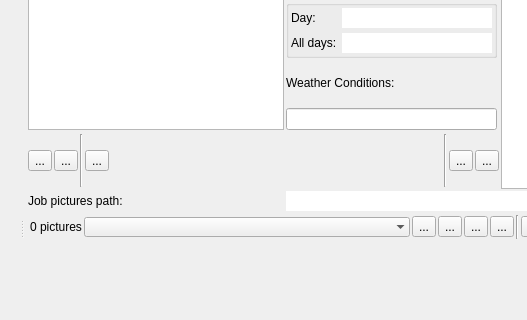
First picture: the form in VivenciaManager3/mainwindow.ui, repository vivencia/VivenciaManager3, before the edit; both pictures show x 185 to 712 and y 130 to 450 of the 890 by 700 pixel window.
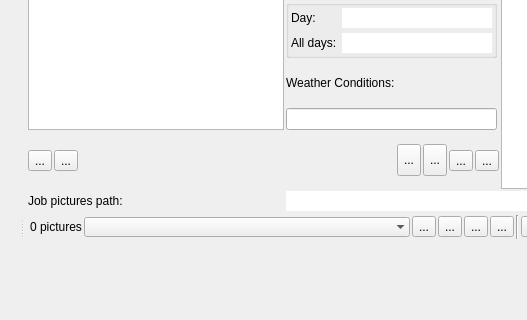
Second picture: the form after the edit. The open tabs and pages were chosen to show the change. Icons and pictures are not drawn. Custom widgets are drawn as their Qt base class.

What changed in the file:
```diff
--- a/VivenciaManager3/mainwindow.ui
+++ b/VivenciaManager3/mainwindow.ui
@@ -3173,27 +3173,6 @@
                  </property>
                 </widget>
                </item>
-               <item>
-                <widget class="Line" name="line_17">
-                 <property name="orientation">
-                  <enum>Qt::Vertical</enum>
-                 </property>
-                </widget>
-               </item>
-               <item>
-                <widget class="QToolButton" name="btnJobAddDay">
-                 <property name="toolTip">
-                  <string>Add another day to job. Set the desired date in the calendar beside this button</string>
-                 </property>
-                 <property name="text">
-                  <string>...</string>
-                 </property>
-                 <property name="icon">
-                  <iconset resource="resources.qrc">
-                   <normaloff>:/resources/browse-controls/add.png</normaloff>:/resources/browse-controls/add.png</iconset>
-                 </property>
-                </widget>
-               </item>
                <item>
                 <widget class="vmDateEdit" name="dteJobAddDate" native="true">
                  <property name="sizePolicy">
@@ -3205,9 +3184,42 @@
                 </widget>
                </item>
                <item>
-                <widget class="Line" name="line_16">
-                 <property name="orientation">
-                  <enum>Qt::Vertical</enum>
+                <widget class="QToolButton" name="btnJobAddDay">
+                 <property name="maximumSize">
+                  <size>
+                   <width>32</width>
+                   <height>32</height>
+                  </size>
+                 </property>
+                 <property name="toolTip">
+                  <string>Add another day to job. Set the desired date in the calendar beside this button</string>
+                 </property>
+                 <property name="text">
+                  <string>...</string>
+                 </property>
+                 <property name="icon">
+                  <iconset resource="resources.qrc">
+                   <normaloff>:/resources/browse-controls/add.png</normaloff>:/resources/browse-controls/add.png</iconset>
+                 </property>
+                </widget>
+               </item>
+               <item>
+                <widget class="QToolButton" name="btnJobEditDay">
+                 <property name="maximumSize">
+                  <size>
+                   <width>32</width>
+                   <height>32</height>
+                  </size>
+                 </property>
+                 <property name="toolTip">
+                  <string>Change the current date for the selected day entry in the list. The date must not be in use by another day entry.</string>
+                 </property>
+                 <property name="text">
+                  <string>...</string>
+                 </property>
+                 <property name="icon">
+                  <iconset resource="resources.qrc">
+                   <normaloff>:/resources/browse-controls/edit.png</normaloff>:/resources/browse-controls/edit.png</iconset>
                  </property>
                 </widget>
                </item>
```
Left out of the diff: 11 changed lines with no effect on the pictures.
